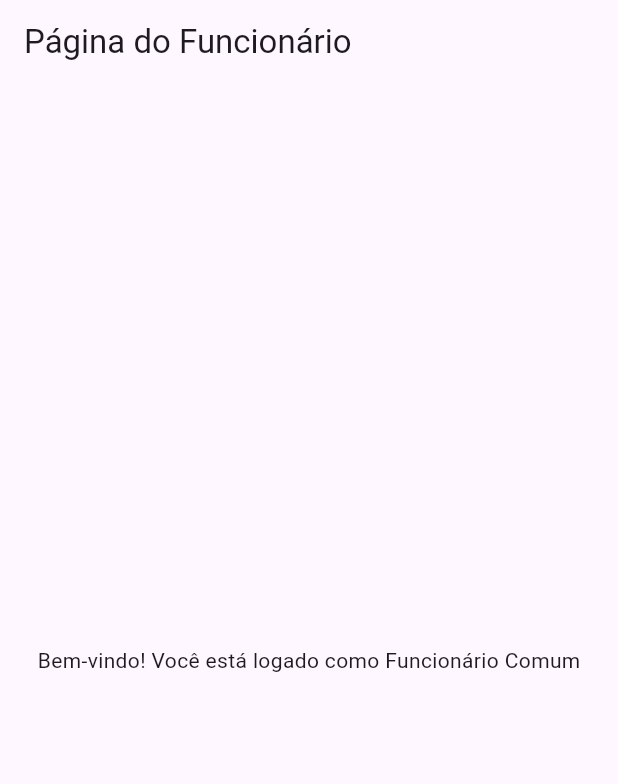
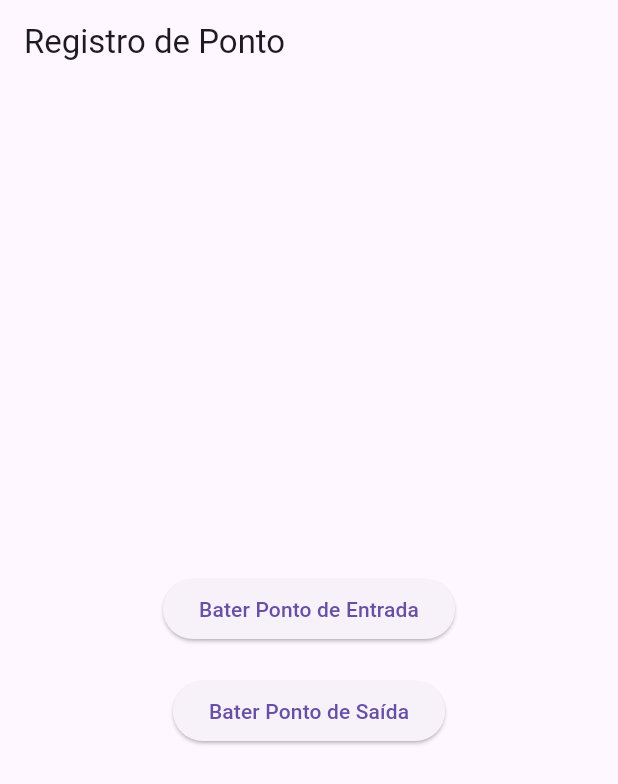
Before and after one commit to ryangabriel27/projeto-registro-ponto-mobile, a Flutter app: the PaginaInternaFuncionario screen opened directly, on a phone screen of 412 x 824 dp. Shown: the top 784 px of the screen. Run offline on Flutter 3.47's test engine with Material 3 defaults, Android fonts, the phone set to English and light mode, and no system bars; our stand-ins replace cloud_firestore, firebase_core, geolocator, local_auth; missing offline and left inert: bcrypt; accounts and stored records are empty.

Commit message:
Cadastro e login com criptografia e ponto na DashboardScreen

```diff
--- a/prototipo_teste/lib/screens/dashboard_screen.dart
+++ b/prototipo_teste/lib/screens/dashboard_screen.dart
@@ -1,11 +1,41 @@
 import 'package:flutter/material.dart';
+import 'package:prototipo_teste/views/registro_ponto_page.dart';
 
 class PaginaInternaFuncionario extends StatelessWidget {
   @override
   Widget build(BuildContext context) {
     return Scaffold(
-      appBar: AppBar(title: Text('Página do Funcionário')),
-      body: Center(child: Text('Bem-vindo! Você está logado como Funcionário Comum')),
+      appBar: AppBar(
+        title: Text('Registro de Ponto'),
+      ),
+      body: Center(
+        child: Column(
+          mainAxisAlignment: MainAxisAlignment.center,
+          children: <Widget>[
+            ElevatedButton(
+              onPressed: () {
+                Navigator.push(
+                  context,
+                  MaterialPageRoute(
+                      builder: (context) => RegistroPontoPage(tipo: 'entrada')),
+                );
+              },
+              child: Text('Bater Ponto de Entrada'),
+            ),
+            SizedBox(height: 20),
+            ElevatedButton(
+              onPressed: () {
+                Navigator.push(
+                  context,
+                  MaterialPageRoute(
+                      builder: (context) => RegistroPontoPage(tipo: 'saida')),
+                );
+              },
+              child: Text('Bater Ponto de Saída'),
+            ),
+          ],
+        ),
+      ),
     );
   }
 }
--- a/prototipo_teste/lib/services/firestore_service.dart
+++ b/prototipo_teste/lib/services/firestore_service.dart
@@ -52,11 +52,13 @@ class FirestoreService {
       throw e;
     }
   }
+
   // Verifica a senha inserida com a hash armazenada
   Future<bool> verificarSenhaFuncionario(String nif, String senha) async {
     try {
       // Busca o funcionário no Firestore
-      DocumentSnapshot docSnapshot = await _firestore.collection('funcionarios').doc(nif).get();
+      DocumentSnapshot docSnapshot =
+          await _firestore.collection('funcionarios').doc(nif).get();
 
       if (docSnapshot.exists) {
         var funcionarioData = docSnapshot.data() as Map<String, dynamic>;
@@ -76,7 +78,6 @@ class FirestoreService {
       throw e;
     }
   }
-
 
   // Realiza o login verificando a senha
   Future<bool> login(String nif, String senha) async {
```
Also changed, not shown: prototipo_teste/lib/screens/login_screen.dart (+9 -0 lines).
